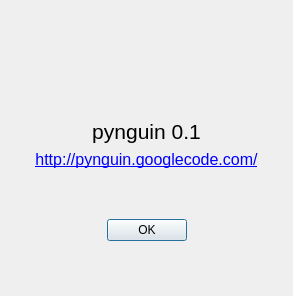
The window that data/ui/about.ui (aresnick/pynguin) describes before a commit, drawn with Qt 5.
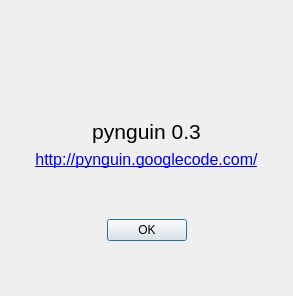
The same window after the commit. Icons and pictures are not drawn.

Commit message: early 0.3 preparations

What changed in the file:
```diff
--- a/data/ui/about.ui
+++ b/data/ui/about.ui
@@ -61,7 +61,7 @@
       </font>
      </property>
      <property name="text">
-      <string>pynguin 0.1</string>
+      <string>pynguin 0.3</string>
      </property>
      <property name="alignment">
       <set>Qt::AlignCenter</set>
```
The commit also changes 1 other file.
